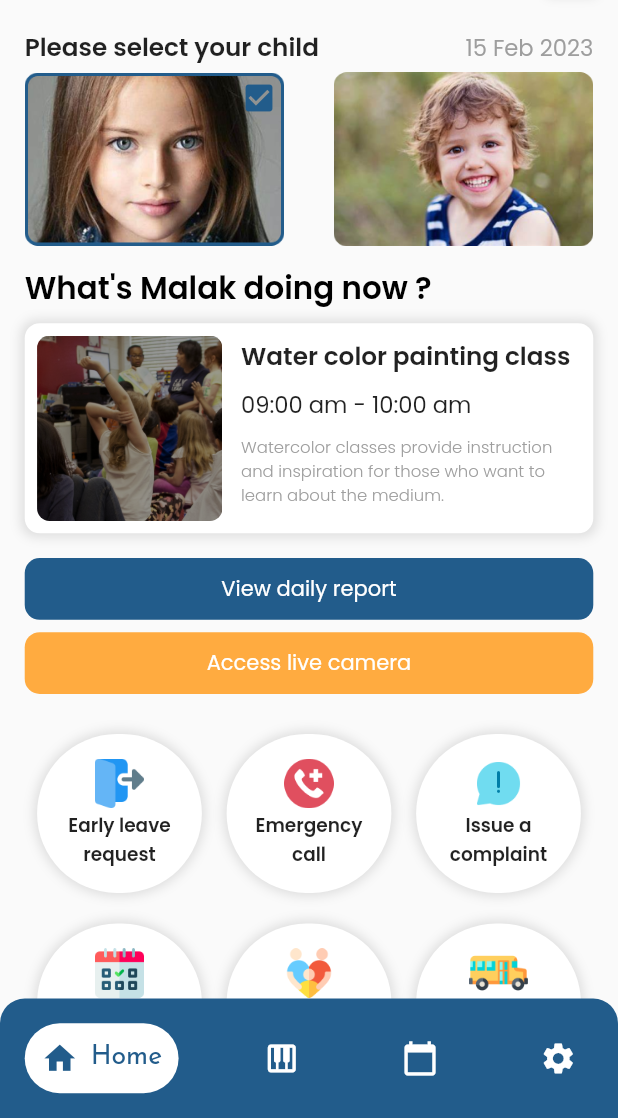
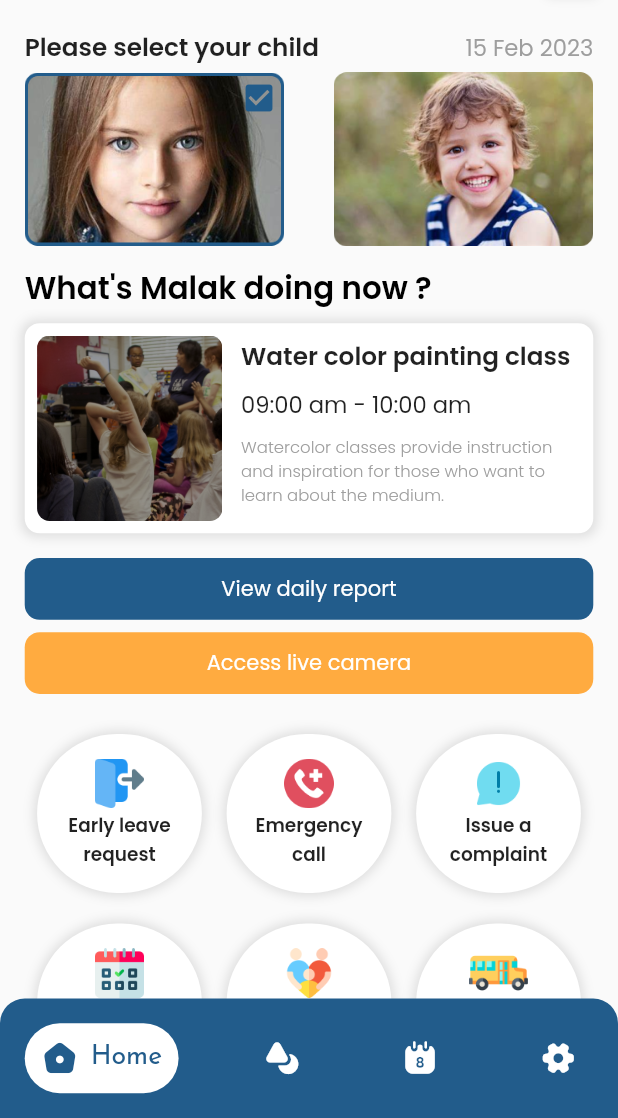
Before and after one commit to MalekYasser26/Nursery, a Flutter app: the BottomNavBarScreen screen opened directly, on a phone screen of 412 x 824 dp, the part 118-1236 px from its top. Run offline on Flutter 3.47's test engine with Material 2 defaults, Android fonts, the light colour scheme and no system bars; drawn by our look-alikes of google_nav_bar; our stand-ins replace bloc, dotted_border, flutter_bloc, flutter_svg, google_fonts, sizer and 1 more.

Commit message:
Added Custom Icons finally

```diff
--- a/lib/constants/constants.dart
+++ b/lib/constants/constants.dart
@@ -124,6 +124,3 @@ class SvgIcon extends StatelessWidget {
   }
 }
 const KPrimaryColor = Color(0xff225C8B);
-class MyCustomIcons {
-  static const IconData myIcon = IconData(0xe318, fontFamily: 'MyCustomFont');
-}
--- a/lib/cubit/bottom_nav_bar_cubit.dart
+++ b/lib/cubit/bottom_nav_bar_cubit.dart
@@ -2,10 +2,9 @@ import 'package:bloc/bloc.dart';
 import 'package:flutter/material.dart';
 import 'package:google_nav_bar/google_nav_bar.dart';
 import 'package:meta/meta.dart';
-import 'package:nursery/constants/constants.dart';
+import 'package:nursery/cust_icon_icons.dart';
 import 'package:nursery/views/screens/CalendarScreen.dart';
 import 'package:nursery/views/screens/SettingsScreen.dart';
-import 'package:flutter_svg/flutter_svg.dart';
 import '../features/onboarding_screen/presentation/views/activities_View/activities-view.dart';
 import '../views/screens/HomeScreen/HomeScreen.dart';
 
@@ -18,28 +17,30 @@ class BottomNavBarCubit extends Cubit<BottomNavBarState> {
     bottomNavIndex = index;
   }
   List<Widget>Screens = [
-    HomeScreen(),
+    const HomeScreen(),
     ActivitiesView(),
-    CalendarScreen(),
-    SettingsScreen()
+    const CalendarScreen(),
+    const SettingsScreen()
   ];
 
   List<GButton>BotNavIcons=[
-   GButton(icon: Icons.home,
+   const GButton(icon: CustIcon.a,
           text: "Home",
 
    ) ,
-   GButton(icon:Icons.piano,
+   const GButton(icon: CustIcon.svgviewer_output,
      text: "Activites",
    ),
-   GButton(icon: Icons.calendar_today,
+   const GButton(icon: CustIcon.b,
      text: "Calendar",
 
    ),
-   GButton(icon: Icons.settings,
+   const GButton(icon: CustIcon.c,
      text: "Settings",
 
-   )];
+   ),
+
+  ];
   List<IconData>BotNavIconss=[
     Icons.home,
     Icons.favorite,
--- /dev/null
+++ b/lib/cust_icon_icons.dart
@@ -0,0 +1,28 @@
+/// Flutter icons CustIcon
+/// Copyright (C) 2023 by original authors @ fluttericon.com, fontello.com
+/// This font was generated by FlutterIcon.com, which is derived from Fontello.
+///
+/// To use this font, place it in your fonts/ directory and include the
+/// following in your pubspec.yaml
+///
+/// flutter:
+///   fonts:
+///    - family:  CustIcon
+///      fonts:
+///       - asset: fonts/CustIcon.ttf
+///
+///
+///
+import 'package:flutter/widgets.dart';
+
+class CustIcon {
+  CustIcon._();
+
+  static const _kFontFam = 'CustIcon';
+  static const String? _kFontPkg = null;
+
+  static const IconData svgviewer_output = IconData(0xe800, fontFamily: _kFontFam, fontPackage: _kFontPkg);
+  static const IconData a = IconData(0xe801, fontFamily: _kFontFam, fontPackage: _kFontPkg);
+  static const IconData b= IconData(0xe802, fontFamily: _kFontFam, fontPackage: _kFontPkg);
+  static const IconData c = IconData(0xe803, fontFamily: _kFontFam, fontPackage: _kFontPkg);
+}
--- a/lib/features/onboarding_screen/presentation/views/activities_View/activities_components/mood_view.dart
+++ b/lib/features/onboarding_screen/presentation/views/activities_View/activities_components/mood_view.dart
@@ -1,7 +1,6 @@
 import 'package:flutter/material.dart';
 import 'package:google_fonts/google_fonts.dart';
 import 'package:nursery/views/Widgets/MoodItem.dart';
-import 'package:nursery/views/screens/DailyReportScreen/DailyReportItem.dart';
 import 'package:sizer/sizer.dart';
 
 import '../../../../../../constants/constants.dart';
--- a/lib/features/onboarding_screen/presentation/views/activities_View/activities_components/nap_view.dart
+++ b/lib/features/onboarding_screen/presentation/views/activities_View/activities_components/nap_view.dart
@@ -5,7 +5,6 @@ import 'package:nursery/views/Widgets/ActivityItem.dart';
 import 'package:sizer/sizer.dart';
 
 import '../../../../../../constants/constants.dart';
-import '../../../../../../views/screens/DailyReportScreen/DailyReportItem.dart';
 
 class NapView extends StatefulWidget {
   const NapView({Key? key}) : super(key: key);
--- a/lib/views/screens/DailyReportScreen/dailyreport.dart
+++ b/lib/views/screens/DailyReportScreen/dailyreport.dart
@@ -5,7 +5,6 @@ import 'package:nursery/core/utils/assets.dart';
 import 'package:nursery/views/Widgets/ActivityItem.dart';
 import 'package:nursery/views/Widgets/BasicButtonRevColors.dart';
 import 'package:nursery/views/screens/BottomNavBarScreen.dart';
-import 'package:nursery/views/screens/DailyReportScreen/DailyReportItem.dart';
 import 'package:sizer/sizer.dart';
 
 class DailyReportScreen extends StatelessWidget {
--- a/pubspec.yaml
+++ b/pubspec.yaml
@@ -87,6 +87,10 @@ flutter:
   # "family" key with the font family name, and a "fonts" key with a
   # list giving the asset and other descriptors for the font. For
   # example:
+  fonts:
+    - family: CustIcon
+      fonts:
+        - asset: fonts/CustIcon.ttf
   # fonts:
   #   - family: Schyler
   #     fonts:
```
Also changed, not shown: fonts/CustIcon.ttf (added).
